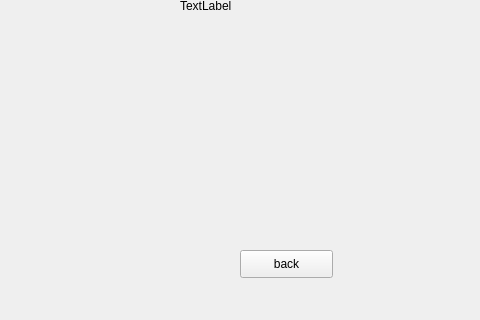
This is RecognitionAppInterface.ui in MichailKon/EmotionTrainer as Qt 5 draws it before an edit; both pictures show x 520 to 1000 and y 280 to 600 of the 1000 by 600 pixel window. The edited form follows.
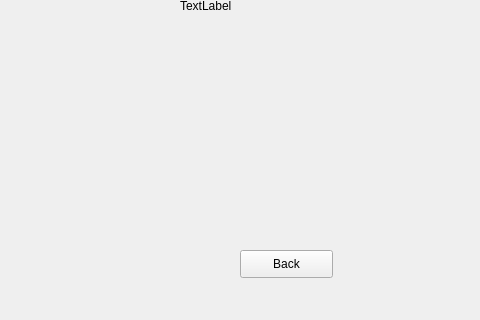
This is the edited form.

```diff
--- a/RecognitionAppInterface.ui
+++ b/RecognitionAppInterface.ui
@@ -124,7 +124,7 @@
     </rect>
    </property>
    <property name="text">
-    <string>back</string>
+    <string>Back</string>
    </property>
   </widget>
  </widget>
```
